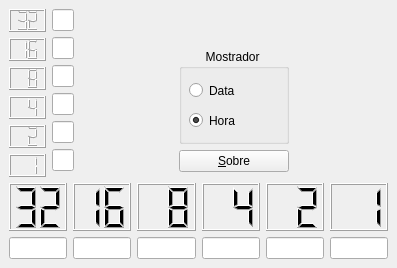
Qt form RelogioBinario/RelogioBinario/janelaprincipal.ui (jdarcyx/CPP) before a commit.
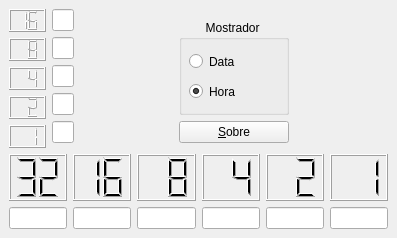
The same form after that commit.

Commit message: Corrigindo o visor de mês, que mostrava MES-1

```diff
--- a/RelogioBinario/RelogioBinario/janelaprincipal.ui
+++ b/RelogioBinario/RelogioBinario/janelaprincipal.ui
@@ -7,13 +7,13 @@
     <x>0</x>
     <y>0</y>
     <width>397</width>
-    <height>268</height>
+    <height>238</height>
    </rect>
   </property>
   <property name="minimumSize">
    <size>
     <width>397</width>
-    <height>268</height>
+    <height>0</height>
    </size>
   </property>
   <property name="maximumSize">
@@ -31,16 +31,6 @@
      <layout class="QHBoxLayout" name="horizontalLayout">
       <item>
        <layout class="QVBoxLayout" name="verticalLayout_3">
-        <item>
-         <widget class="QLCDNumber" name="lcdNumber_6">
-          <property name="digitCount">
-           <number>2</number>
-          </property>
-          <property name="intValue" stdset="0">
-           <number>32</number>
-          </property>
-         </widget>
-        </item>
         <item>
          <widget class="QLCDNumber" name="lcdNumber_4">
           <property name="digitCount">
@@ -95,13 +85,6 @@
       </item>
       <item>
        <layout class="QVBoxLayout" name="verticalLayout_2">
-        <item>
-         <widget class="QLineEdit" name="edt_h_32">
-          <property name="readOnly">
-           <bool>true</bool>
-          </property>
-         </widget>
-        </item>
         <item>
          <widget class="QLineEdit" name="edt_h_16">
           <property name="readOnly">
@@ -168,7 +151,7 @@
           <property name="sizeHint" stdset="0">
            <size>
             <width>20</width>
-            <height>40</height>
+            <height>11</height>
            </size>
           </property>
          </spacer>
```
The commit also changes 2 other files.
